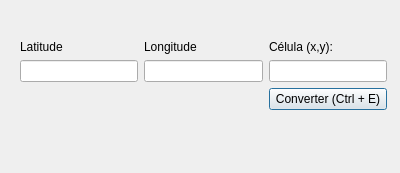
Above: betsabe/popup_LatLon.ui from BetSpaguetty/Projeto-Taludes before the change. Below: the same form after it.
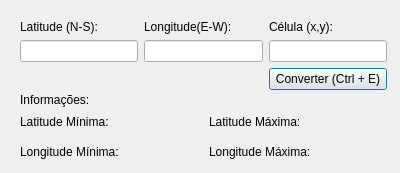
That is the form after the change.

Commit message: adicionando lat e long

The edit to the form file:
```diff
--- a/betsabe/popup_LatLon.ui
+++ b/betsabe/popup_LatLon.ui
@@ -17,7 +17,7 @@
    <property name="geometry">
     <rect>
      <x>20</x>
-     <y>40</y>
+     <y>20</y>
      <width>367</width>
      <height>70</height>
     </rect>
@@ -26,7 +26,7 @@
     <item row="0" column="2">
      <widget class="QLabel" name="label_2">
       <property name="text">
-       <string>Longitude</string>
+       <string>Longitude(E-W):</string>
       </property>
      </widget>
     </item>
@@ -49,7 +49,7 @@
     <item row="0" column="0">
      <widget class="QLabel" name="label">
       <property name="text">
-       <string>Latitude</string>
+       <string>Latitude (N-S):</string>
       </property>
      </widget>
     </item>
@@ -65,6 +65,59 @@
     </item>
    </layout>
   </widget>
+  <widget class="QWidget" name="gridLayoutWidget_2">
+   <property name="geometry">
+    <rect>
+     <x>20</x>
+     <y>110</y>
+     <width>371</width>
+     <height>53</height>
+    </rect>
+   </property>
+   <layout class="QGridLayout" name="gridLayout_2">
+    <item row="2" column="1">
+     <widget class="QLabel" name="long_max">
+      <property name="text">
+       <string>Longitude Máxima:</string>
+      </property>
+     </widget>
+    </item>
+    <item row="0" column="1">
+     <widget class="QLabel" name="lat_max">
+      <property name="text">
+       <string>Latitude Máxima:</string>
+      </property>
+     </widget>
+    </item>
+    <item row="0" column="0">
+     <widget class="QLabel" name="lat_min">
+      <property name="text">
+       <string>Latitude Mínima:</string>
+      </property>
+     </widget>
+    </item>
+    <item row="2" column="0">
+     <widget class="QLabel" name="long_min">
+      <property name="text">
+       <string>Longitude Mínima:</string>
+      </property>
+     </widget>
+    </item>
+   </layout>
+  </widget>
+  <widget class="QLabel" name="info">
+   <property name="geometry">
+    <rect>
+     <x>20</x>
+     <y>90</y>
+     <width>161</width>
+     <height>20</height>
+    </rect>
+   </property>
+   <property name="text">
+    <string>Informações:</string>
+   </property>
+  </widget>
  </widget>
  <resources/>
  <connections/>
```
Left out of the diff: 24 changed lines with no effect on the pictures. The commit also changes 2 other files.
